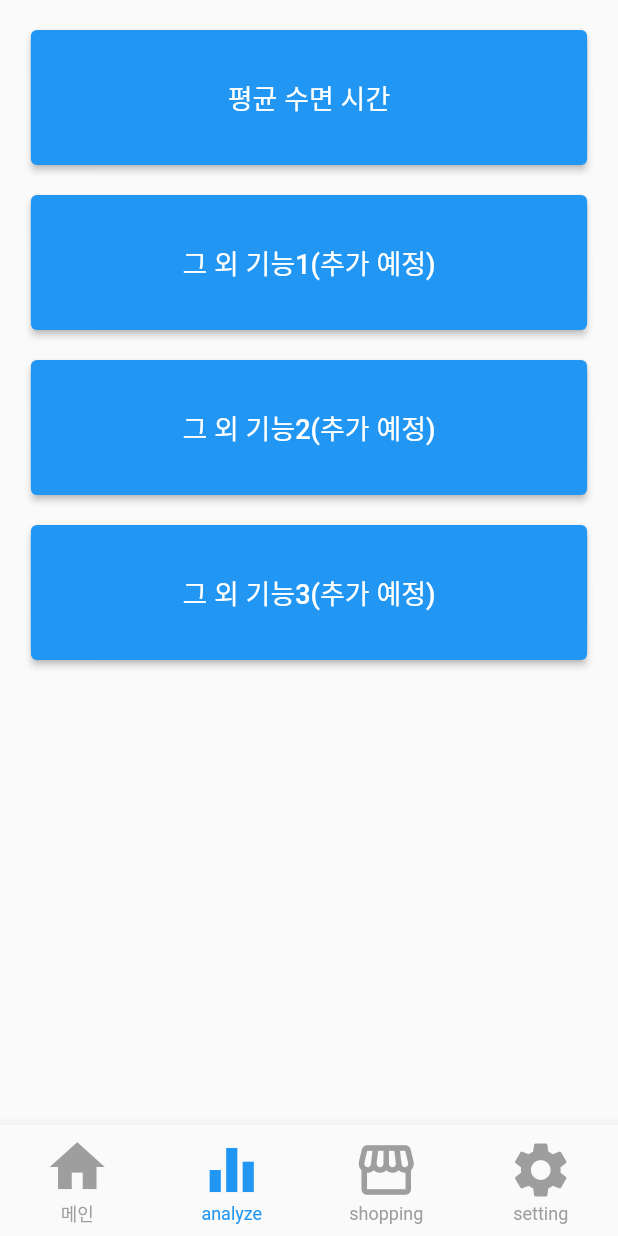
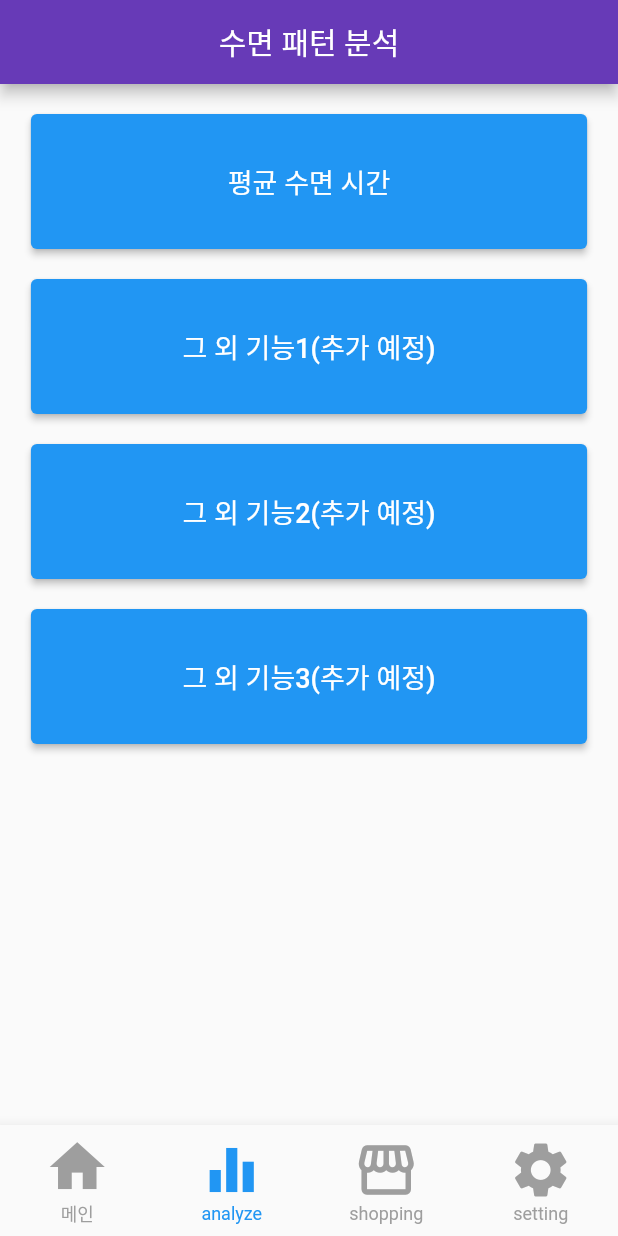
Before and after one commit to jinwoo1234/Dream_Walk, a Flutter app: the screen it shows after launch, item 2 of the bottom bar chosen, on a phone screen of 412 x 824 dp. Run offline on Flutter 3.47's test engine with Material 2 defaults, Android fonts, the phone set to English and light mode, and no system bars; our stand-ins replace shared_preferences.

Commit message:
분석페이지 상단바 추가

```diff
--- a/lib/analyze.dart
+++ b/lib/analyze.dart
@@ -8,6 +8,11 @@ class Analyze extends StatelessWidget {
     return MaterialApp(
       debugShowCheckedModeBanner: false,
       home: Scaffold(
+        appBar: AppBar(
+          title: Text('수면 패턴 분석'),
+          centerTitle: true,
+          backgroundColor: Colors.deepPurple
+        ),
         body: SingleChildScrollView(
           child: Center(
             child: Column(
@@ -91,7 +96,6 @@ class StyledButton extends StatelessWidget {
       height: 90,
       decoration: BoxDecoration(
         borderRadius: BorderRadius.circular(8),
-        color: Colors.blue,
       ),
       child: ElevatedButton(
         onPressed: onPressed,
--- a/lib/main.dart
+++ b/lib/main.dart
@@ -1,10 +1,12 @@
 import 'package:flutter/material.dart';
+import 'package:flutter/services.dart';
 import 'setting.dart';
 import 'shopping.dart';
 import 'analyze.dart';
 import 'home.dart';
 
 void main() {
+  SystemChrome.setEnabledSystemUIMode(SystemUiMode.manual, overlays: []);
   runApp(const MyApp());
 }
 
@@ -18,7 +20,7 @@ class MyApp extends StatelessWidget {
       title: 'Dream Walk',
       theme: ThemeData(
 
-        primarySwatch: Colors.blue,
+        primarySwatch: Colors.deepPurple,
       ),
       home: const MyHomePage(title: 'Flutter Demo Home Page'),
     );
```
